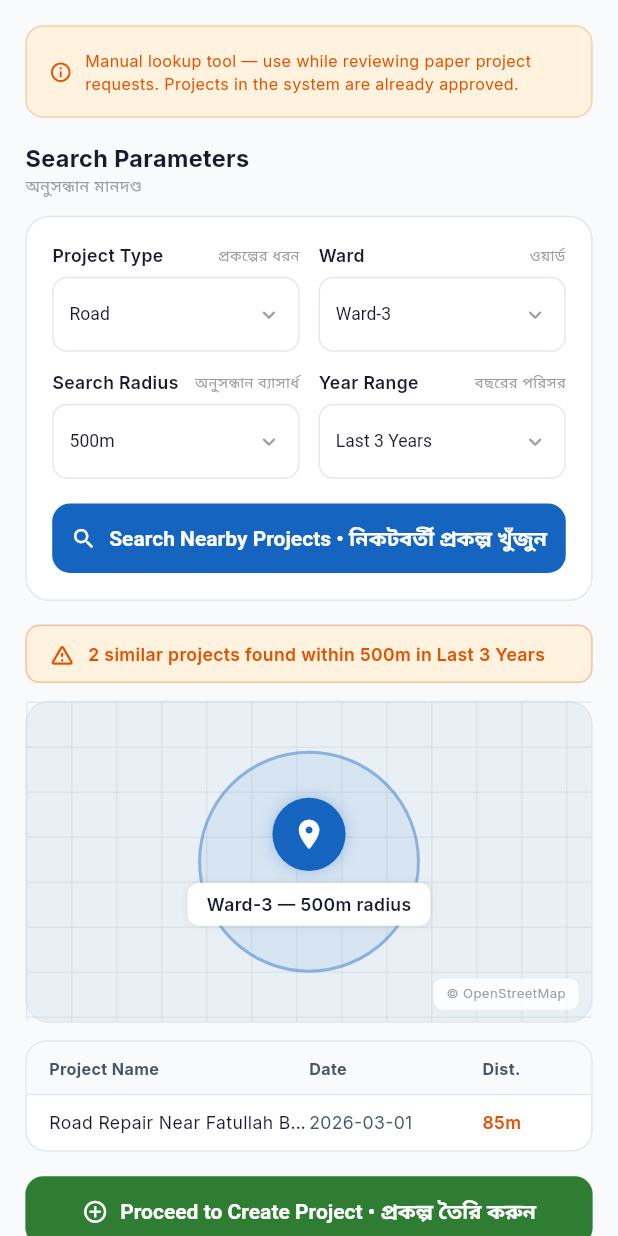
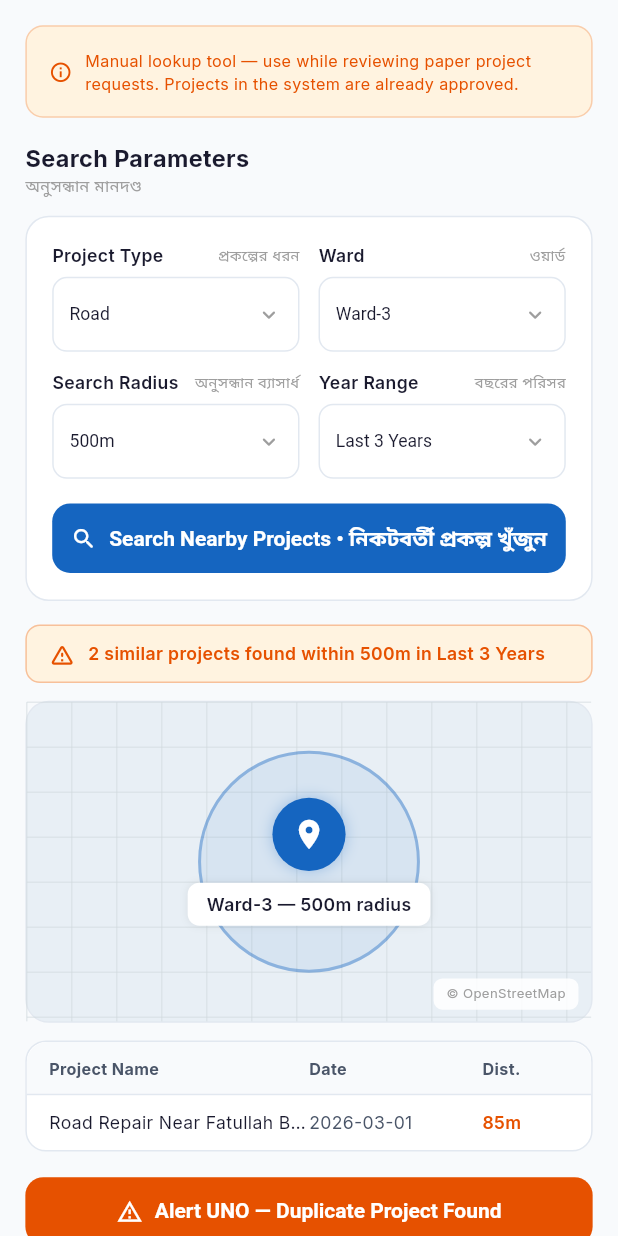
Before and after one commit to nahidbd11/up_fingertips, a Flutter app: the _DuplicateCheckMap widget shown alone on an empty page, opened directly, after a tap on "Search Nearby Projects • নিকটবর্তী প্রকল", on a phone screen of 412 x 824 dp. Run offline on Flutter 3.47's test engine with Material 3 defaults, Android fonts, the phone set to English and light mode, and no system bars; our stand-ins replace flutter_screenutil, google_fonts.

Commit message:
refactor: update duplicate alert handling in engineer dashboard

```diff
--- a/lib/screens/engineer_dashboard.dart
+++ b/lib/screens/engineer_dashboard.dart
@@ -289,10 +289,16 @@ class _DuplicateCheckMapState extends State<_DuplicateCheckMap> {
                 border: Border.all(color: AppColors.warning.withAlpha(80)),
               ),
               child: Row(
+                crossAxisAlignment: CrossAxisAlignment.start,
                 children: [
                   Icon(Icons.warning_amber_rounded, color: AppColors.warning, size: 18.sp),
                   SizedBox(width: 8.w),
-                  Text('2 similar projects found within $_radius in $_yearRange', style: TextStyle(fontSize: 12.sp, color: AppColors.warning, fontWeight: FontWeight.w600)),
+                  Expanded(
+                    child: Text(
+                      '2 similar projects found within $_radius in $_yearRange',
+                      style: TextStyle(fontSize: 12.sp, color: AppColors.warning, fontWeight: FontWeight.w600),
+                    ),
+                  ),
                 ],
               ),
             ),
@@ -327,11 +333,30 @@ class _DuplicateCheckMapState extends State<_DuplicateCheckMap> {
             SizedBox(
               width: double.infinity,
               child: ElevatedButton.icon(
-                onPressed: () {},
-                icon: Icon(Icons.add_circle_outline, size: 18.sp),
-                label: const Text('Proceed to Create Project • প্রকল্প তৈরি করুন'),
+                onPressed: () {
+                  ScaffoldMessenger.of(context).showSnackBar(SnackBar(
+                    content: Row(children: [
+                      const Icon(Icons.send_outlined, color: Colors.white, size: 16),
+                      SizedBox(width: 8.w),
+                      const Expanded(
+                        child: Text(
+                          'Duplicate alert sent to UNO for review. UNO will be notified immediately.',
+                        ),
+                      ),
+                    ]),
+                    backgroundColor: AppColors.warning,
+                    behavior: SnackBarBehavior.floating,
+                    shape: RoundedRectangleBorder(
+                      borderRadius: BorderRadius.circular(12.r),
+                    ),
+                    duration: const Duration(seconds: 4),
+                  ));
+                },
+                icon: Icon(Icons.report_problem_outlined, size: 18.sp),
+                label: const Text('Alert UNO — Duplicate Project Found'),
                 style: ElevatedButton.styleFrom(
-                  backgroundColor: AppColors.success,
+                  backgroundColor: AppColors.warning,
+                  foregroundColor: Colors.white,
                   padding: EdgeInsets.symmetric(vertical: 14.h),
                 ),
               ),
```
Also changed, not shown: lib/screens/duplicate_alert_detail.dart (+0 -25 lines).
